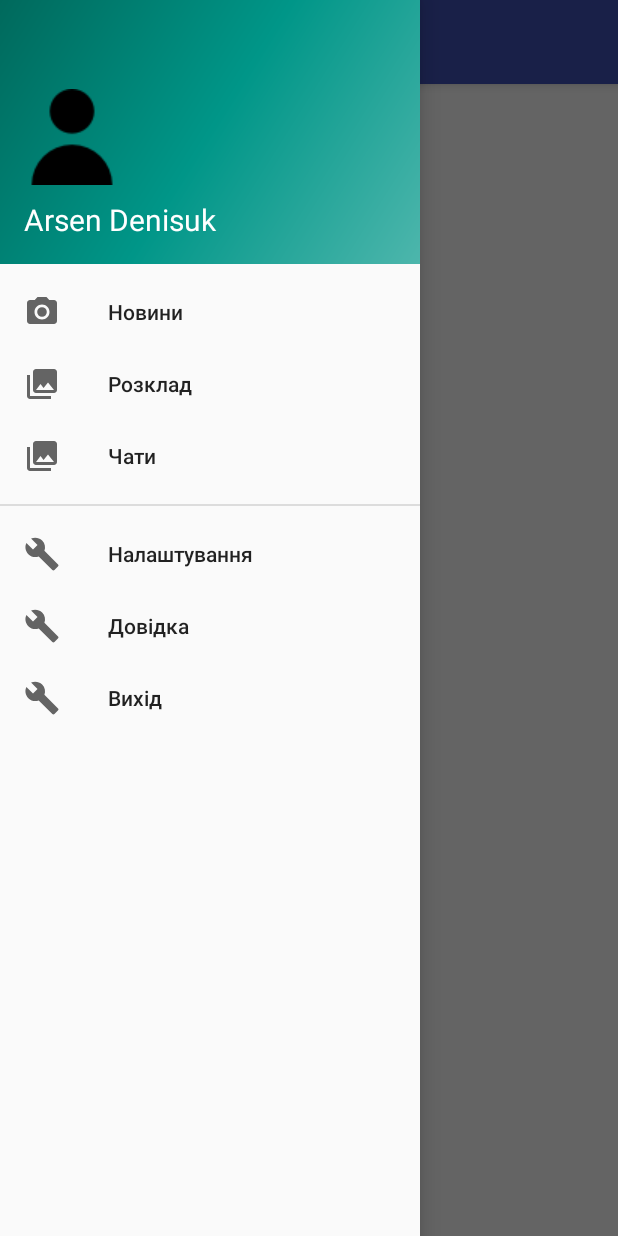
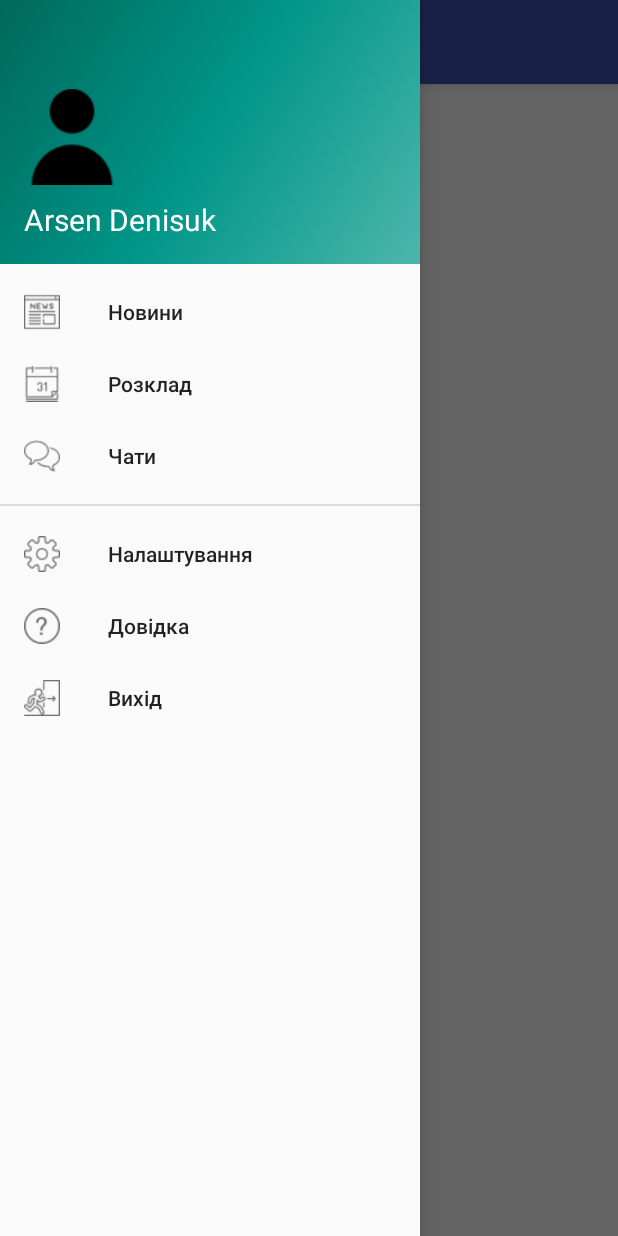
Before and after one commit to BlastORQ/0xC0FFEE, an Android app: the screen it shows after launch (MainActivity), with the side drawer open, on a phone screen of 412 x 824 dp. Run offline under Robolectric (Android 15) with nearby library versions, the phone set to English and light mode, and no system bars.

Commit message:
Змінено меню

```diff
--- a/Andriod/StudentsHelper/app/src/main/res/menu/activity_main_drawer.xml
+++ b/Andriod/StudentsHelper/app/src/main/res/menu/activity_main_drawer.xml
@@ -6,29 +6,29 @@
     <group android:checkableBehavior="single">
         <item
             android:id="@+id/news_button"
-            android:icon="@drawable/ic_menu_camera"
+            android:icon="@drawable/news"
             android:title="@string/news_text" />
         <item
             android:id="@+id/schedules_button"
-            android:icon="@drawable/ic_menu_gallery"
+            android:icon="@drawable/date"
             android:title="@string/schedules_text" />
         <item
             android:id="@+id/chat_button"
-            android:icon="@drawable/ic_menu_gallery"
+            android:icon="@drawable/speech_bubbles"
             android:title="@string/chat_text" />
     </group>
     <group android:id="@+id/grp2" android:checkableBehavior="single">
         <item
             android:id="@+id/settings_button"
-            android:icon="@drawable/ic_menu_manage"
+            android:icon="@drawable/settings"
             android:title="@string/settings_text" />
         <item
             android:id="@+id/help_button"
-            android:icon="@drawable/ic_menu_manage"
+            android:icon="@drawable/question"
             android:title="@string/help_text" />
         <item
             android:id="@+id/exit_button"
-            android:icon="@drawable/ic_menu_manage"
+            android:icon="@drawable/exit"
             android:title="@string/exit_text" />
     </group>
 </menu>
```
Also changed, not shown: Andriod/StudentsHelper/app/src/main/res/drawable/date.png (renamed from Andriod/StudentsHelper/app/src/main/res/drawable/date (1).png), Andriod/StudentsHelper/app/src/main/res/drawable/question.png (renamed from Andriod/StudentsHelper/app/src/main/res/drawable/questions-circular-button.png), Andriod/StudentsHelper/app/src/main/res/drawable/speech_bubbles.png (renamed from Andriod/StudentsHelper/app/src/main/res/drawable/speech-bubbles.png).
